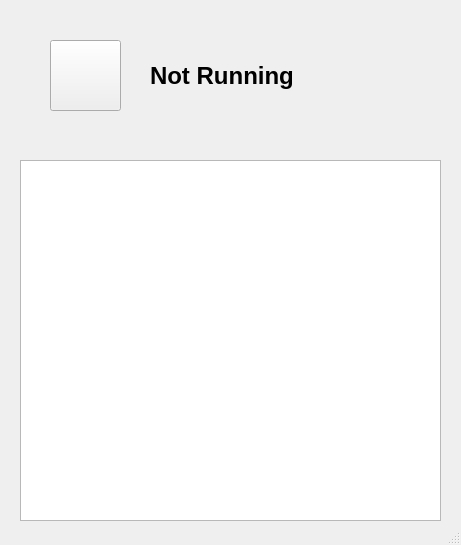
Before: the Qt Designer form WoWPetBattler/wowpetbattler.ui in Elegant996/WoWPetBattler, drawn with Qt 5.
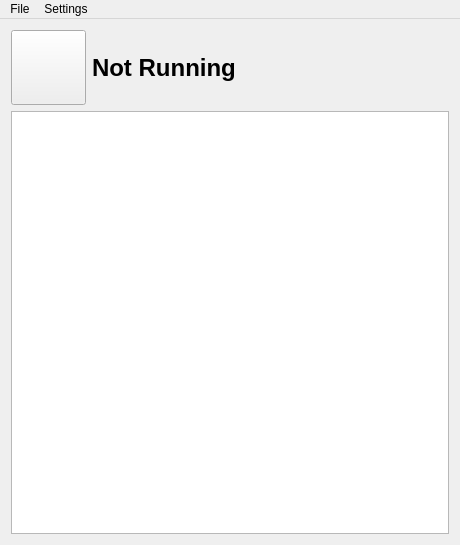
After: the same form once the commit is applied. Icons and pictures are not drawn.

Commit message: Added the 2 missing pets to LibPetBreedInfo. Added a menu bar to the main GUI. It is now possible to configures some section of the AI using Preferences.

Diff of the .ui file:
```diff
--- a/WoWPetBattler/wowpetbattler.ui
+++ b/WoWPetBattler/wowpetbattler.ui
@@ -6,25 +6,80 @@
    <rect>
     <x>0</x>
     <y>0</y>
-    <width>461</width>
+    <width>460</width>
     <height>545</height>
    </rect>
   </property>
+  <property name="minimumSize">
+   <size>
+    <width>460</width>
+    <height>545</height>
+   </size>
+  </property>
+  <property name="baseSize">
+   <size>
+    <width>460</width>
+    <height>545</height>
+   </size>
+  </property>
   <property name="windowTitle">
    <string>WoW Pet Battler</string>
   </property>
   <widget class="QWidget" name="centralWidget">
+   <layout class="QGridLayout" name="gridLayout_2">
+    <item row="0" column="0">
+     <layout class="QGridLayout" name="gridLayout">
+      <property name="leftMargin">
+       <number>0</number>
+      </property>
+      <property name="topMargin">
+       <number>0</number>
+      </property>
+      <property name="rightMargin">
+       <number>0</number>
+      </property>
+      <item row="0" column="0">
+       <layout class="QHBoxLayout" name="horizontalLayout">
+        <property name="sizeConstraint">
+         <enum>QLayout::SetDefaultConstraint</enum>
+        </property>
+        <property name="leftMargin">
+         <number>0</number>
+        </property>
+        <item>
    <widget class="QPushButton" name="playButton">
     <property name="enabled">
      <bool>true</bool>
     </property>
-    <property name="geometry">
-     <rect>
-      <x>50</x>
-      <y>40</y>
-      <width>71</width>
-      <height>71</height>
-     </rect>
+          <property name="sizePolicy">
+           <sizepolicy hsizetype="Fixed" vsizetype="Preferred">
+            <horstretch>0</horstretch>
+            <verstretch>0</verstretch>
+           </sizepolicy>
+          </property>
+          <property name="minimumSize">
+           <size>
+            <width>75</width>
+            <height>75</height>
+           </size>
+          </property>
+          <property name="maximumSize">
+           <size>
+            <width>75</width>
+            <height>75</height>
+           </size>
+          </property>
+          <property name="sizeIncrement">
+           <size>
+            <width>0</width>
+            <height>0</height>
+           </size>
+          </property>
+          <property name="baseSize">
+           <size>
+            <width>75</width>
+            <height>75</height>
+           </size>
     </property>
     <property name="icon">
      <iconset resource="wowpetbattler.qrc">
@@ -44,24 +99,14 @@
      <bool>false</bool>
     </property>
    </widget>
-   <widget class="QTextBrowser" name="outputBrowser">
-    <property name="geometry">
-     <rect>
-      <x>20</x>
-      <y>160</y>
-      <width>421</width>
-      <height>361</height>
-     </rect>
-    </property>
-   </widget>
+        </item>
+        <item>
    <widget class="QLabel" name="statusLabel">
-    <property name="geometry">
-     <rect>
-      <x>150</x>
-      <y>50</y>
-      <width>291</width>
-      <height>51</height>
-     </rect>
+          <property name="sizePolicy">
+           <sizepolicy hsizetype="Ignored" vsizetype="Ignored">
+            <horstretch>0</horstretch>
+            <verstretch>0</verstretch>
+           </sizepolicy>
     </property>
     <property name="font">
      <font>
@@ -74,18 +119,50 @@
      <string>Not Running</string>
     </property>
    </widget>
+        </item>
+       </layout>
+      </item>
+      <item row="1" column="0">
+       <widget class="QTextBrowser" name="outputBrowser"/>
+      </item>
+     </layout>
+    </item>
+   </layout>
   </widget>
   <widget class="QMenuBar" name="menuBar">
    <property name="geometry">
     <rect>
      <x>0</x>
      <y>0</y>
-     <width>461</width>
+     <width>460</width>
      <height>21</height>
     </rect>
    </property>
-  </widget>
-  <widget class="QStatusBar" name="statusBar"/>
+   <widget class="QMenu" name="menuSettings">
+    <property name="title">
+     <string>Settings</string>
+    </property>
+    <addaction name="actionPreferences"/>
+   </widget>
+   <widget class="QMenu" name="menuFile">
+    <property name="title">
+     <string>File</string>
+    </property>
+    <addaction name="actionQuit"/>
+   </widget>
+   <addaction name="menuFile"/>
+   <addaction name="menuSettings"/>
+  </widget>
+  <action name="actionPreferences">
+   <property name="text">
+    <string>Preferences...</string>
+   </property>
+  </action>
+  <action name="actionQuit">
+   <property name="text">
+    <string>Quit</string>
+   </property>
+  </action>
  </widget>
  <layoutdefault spacing="6" margin="11"/>
  <resources>
```
Left out of the diff: 27 changed lines with no effect on the pictures. Lines whose indentation alone changed are shown as unchanged. The commit also changes 12 other files.
